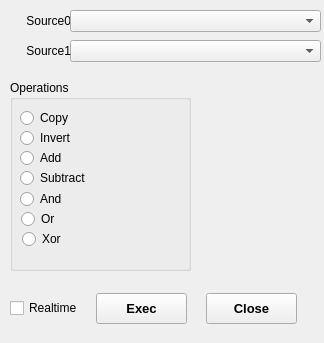
Qt form qroisimulator/app/dialogarithmeticlogic.ui (JonglockYoon/QT-qroilib) before a commit.
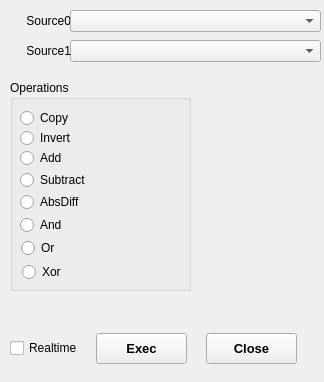
The same form after that commit.

The edit to the form file:
```diff
--- a/qroisimulator/app/dialogarithmeticlogic.ui
+++ b/qroisimulator/app/dialogarithmeticlogic.ui
@@ -13,7 +13,7 @@
     <x>0</x>
     <y>0</y>
     <width>324</width>
-    <height>343</height>
+    <height>382</height>
    </rect>
   </property>
   <property name="mouseTracking">
@@ -29,7 +29,7 @@
    <property name="geometry">
     <rect>
      <x>206</x>
-     <y>293</y>
+     <y>333</y>
      <width>91</width>
      <height>31</height>
     </rect>
@@ -50,7 +50,7 @@
    <property name="geometry">
     <rect>
      <x>96</x>
-     <y>293</y>
+     <y>333</y>
      <width>91</width>
      <height>31</height>
     </rect>
@@ -71,7 +71,7 @@
    <property name="geometry">
     <rect>
      <x>10</x>
-     <y>300</y>
+     <y>340</y>
      <width>71</width>
      <height>16</height>
     </rect>
@@ -138,7 +138,7 @@
      <x>10</x>
      <y>80</y>
      <width>181</width>
-     <height>191</height>
+     <height>211</height>
     </rect>
    </property>
    <property name="title">
@@ -150,7 +150,7 @@
       <x>10</x>
       <y>90</y>
       <width>90</width>
-      <height>16</height>
+      <height>20</height>
      </rect>
     </property>
     <property name="text">
@@ -200,7 +200,7 @@
     <property name="geometry">
      <rect>
       <x>10</x>
-      <y>111</y>
+      <y>137</y>
       <width>90</width>
       <height>16</height>
      </rect>
@@ -213,7 +213,7 @@
     <property name="geometry">
      <rect>
       <x>11</x>
-      <y>131</y>
+      <y>160</y>
       <width>90</width>
       <height>16</height>
      </rect>
@@ -226,7 +226,7 @@
     <property name="geometry">
      <rect>
       <x>12</x>
-      <y>151</y>
+      <y>184</y>
       <width>90</width>
       <height>16</height>
      </rect>
@@ -235,6 +235,19 @@
      <string>Xor</string>
     </property>
    </widget>
+   <widget class="QRadioButton" name="radioButtonAbsDiff">
+    <property name="geometry">
+     <rect>
+      <x>10</x>
+      <y>112</y>
+      <width>90</width>
+      <height>20</height>
+     </rect>
+    </property>
+    <property name="text">
+     <string>AbsDiff</string>
+    </property>
+   </widget>
   </widget>
  </widget>
  <resources/>
```
